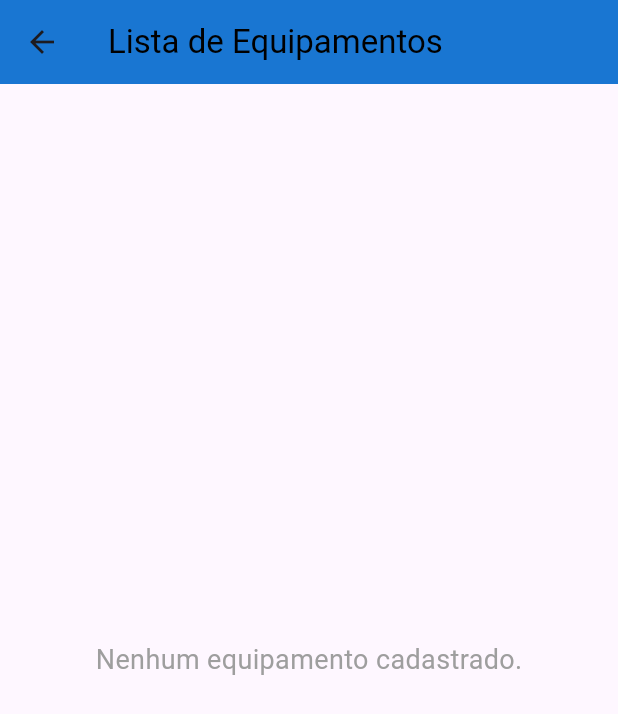
After one commit to Lduarte97/AppMachinex, a Flutter app: the ListaEquipamentos screen opened directly, on a phone screen of 412 x 824 dp. The commit adds this screen. Shown: the top 714 px of the screen. Run offline on Flutter 3.47's test engine with Material 3 defaults, Android fonts, the phone set to English and light mode, and no system bars.

Commit message:
tela cadastro e lista

```diff
--- /dev/null
+++ b/lib/view/ListaEquipamentos.dart
@@ -0,0 +1,90 @@
+import 'package:flutter/material.dart';
+
+class Equipamento {
+  final String nome;
+  final String descricao;
+  final String status;
+  final bool isVenda;
+  final bool isAluguel;
+  final double? valorVenda;
+  final double? valorAluguel;
+  final String? imagePath; // Caminho da imagem
+
+  Equipamento({
+    required this.nome,
+    required this.descricao,
+    required this.status,
+    required this.isVenda,
+    required this.isAluguel,
+    this.valorVenda,
+    this.valorAluguel,
+    this.imagePath,
+  });
+}
+
+class ListaEquipamentos extends StatelessWidget {
+  final List<Equipamento> equipamentos = []; // Lista vazia para ser preenchida
+
+  @override
+  Widget build(BuildContext context) {
+    return Scaffold(
+      appBar: AppBar(
+        backgroundColor: Colors.blue[700],
+        title: Text('Lista de Equipamentos',
+            style: TextStyle(color: Colors.black)),
+      ),
+      body: equipamentos.isEmpty
+          ? Center(
+              child: Text(
+                'Nenhum equipamento cadastrado.',
+                style: TextStyle(fontSize: 18.0, color: Colors.grey),
+              ),
+            )
+          : ListView.builder(
+              itemCount: equipamentos.length,
+              itemBuilder: (context, index) {
+                final equipamento = equipamentos[index];
+                return Card(
+                  margin: EdgeInsets.symmetric(vertical: 8.0, horizontal: 16.0),
+                  child: ListTile(
+                    contentPadding: EdgeInsets.all(16.0),
+                    leading: equipamento.imagePath != null
+                        ? Image.asset(
+                            equipamento.imagePath!,
+                            width: 80,
+                            height: 80,
+                            fit: BoxFit.cover,
+                          )
+                        : Icon(Icons.image, size: 80, color: Colors.grey),
+                    title: Text(equipamento.nome,
+                        style: TextStyle(fontWeight: FontWeight.bold)),
+                    subtitle: Column(
+                      crossAxisAlignment: CrossAxisAlignment.start,
+                      children: <Widget>[
+                        Text(equipamento.descricao),
+                        SizedBox(height: 4.0),
+                        Text('Status: ${equipamento.status}'),
+                        SizedBox(height: 4.0),
+                        Text(
+                          'Venda: ${equipamento.isVenda ? 'Sim (${equipamento.valorVenda != null ? 'R\$ ${equipamento.valorVenda!.toStringAsFixed(2)}' : 'N/A'})' : 'Não'}',
+                          style: TextStyle(
+                              color: equipamento.isVenda
+                                  ? Colors.green
+                                  : Colors.red),
+                        ),
+                        Text(
+                          'Aluguel: ${equipamento.isAluguel ? 'Sim (${equipamento.valorAluguel != null ? 'R\$ ${equipamento.valorAluguel!.toStringAsFixed(2)}' : 'N/A'})' : 'Não'}',
+                          style: TextStyle(
+                              color: equipamento.isAluguel
+                                  ? Colors.blue
+                                  : Colors.red),
+                        ),
+                      ],
+                    ),
+                  ),
+                );
+              },
+            ),
+    );
+  }
+}
--- a/lib/view/Login.dart
+++ b/lib/view/Login.dart
@@ -47,6 +47,10 @@ class _LoginState extends State<Login> {
         child: Column(
           crossAxisAlignment: CrossAxisAlignment.stretch,
           children: [
+            Image.asset(
+              'lib/assets/Catioro.jpg',
+              height: 100,
+            ),
             SizedBox(height: 20),
             Text(
               'Login',
```
Also changed, not shown: lib/main.dart (+4 -17 lines), lib/view/CadastroEquipamento.dart (+18 -10 lines), pubspec.yaml (+7 -6 lines), lib/assets/Catioro.jpg (added), pubspec.lock, 7 other files.
